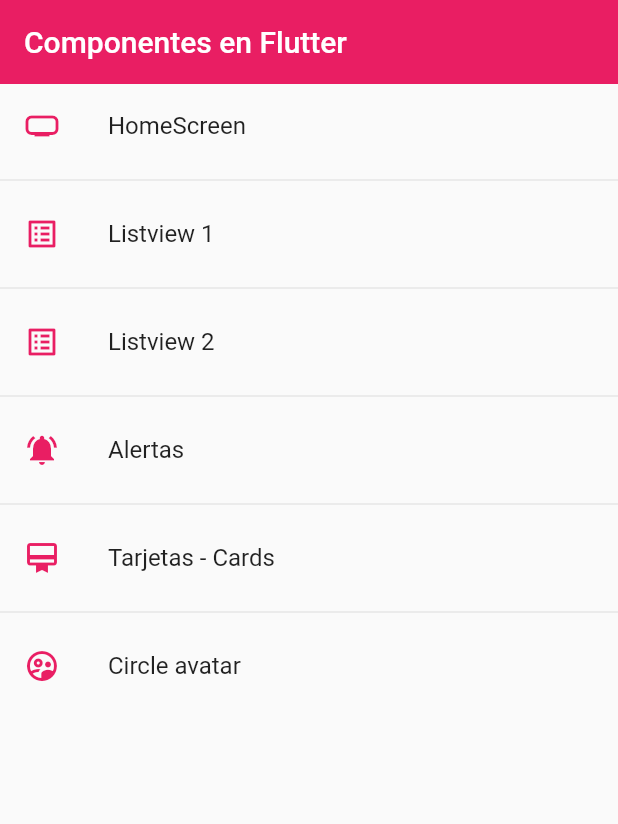
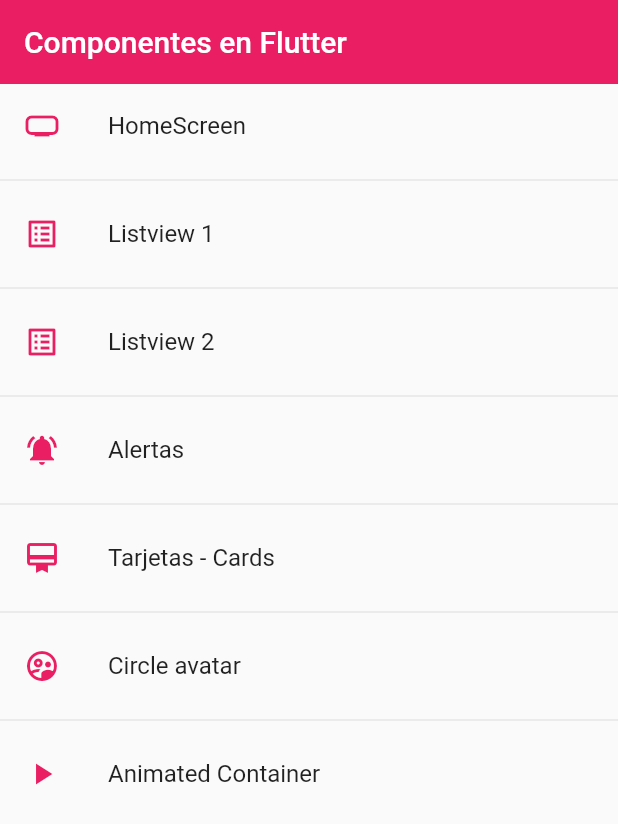
Before and after one commit to bzapata95/fl-widgets, a Flutter app: the screen it shows after launch, on a phone screen of 412 x 824 dp. Shown: the top 824 px of the screen. Run offline on Flutter 3.47's test engine with Material 2 defaults, Android fonts, the phone set to English and light mode, and no system bars.

Commit message:
animated container

```diff
--- a/lib/routes/app_routes.dart
+++ b/lib/routes/app_routes.dart
@@ -37,6 +37,11 @@ class AppRoutes {
         icon: Icons.supervised_user_circle_outlined,
         name: 'Circle avatar',
         screen: const AvatarScreen()),
+    MenuOptions(
+        route: 'animated',
+        icon: Icons.play_arrow_sharp,
+        name: 'Animated Container',
+        screen: const AnimatedScreen()),
   ];
 
   static Map<String, Widget Function(BuildContext)> getAppRoutes() {
--- a/lib/screens/screens.dart
+++ b/lib/screens/screens.dart
@@ -4,3 +4,4 @@ export 'package:fl_components/screens/alert_screen.dart';
 export 'package:fl_components/screens/card_screen.dart';
 export 'package:fl_components/screens/home_screen.dart';
 export 'avatar_screen.dart';
+export 'animated_screen.dart';
```
Also changed, not shown: lib/screens/animated_screen.dart (added, +50 -0 lines).
